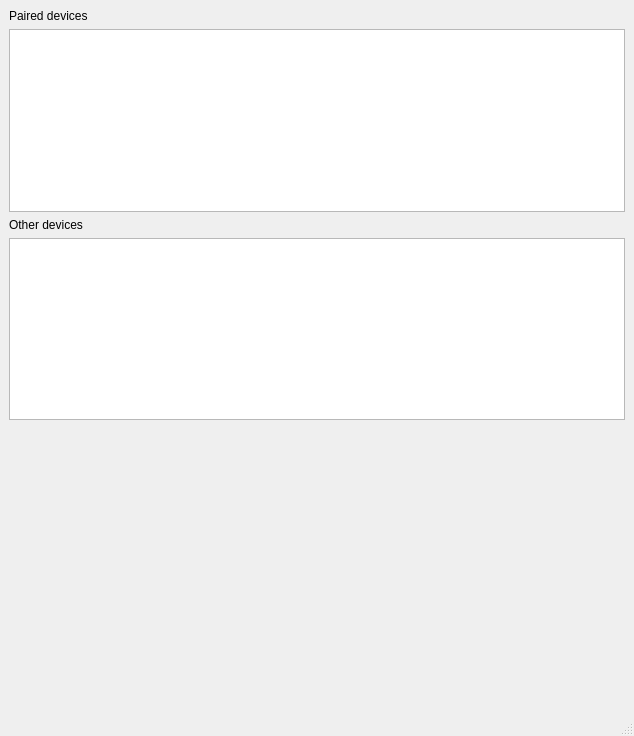
First picture: the form in mainwindow.ui, repository surlykke/partooth, before the edit.
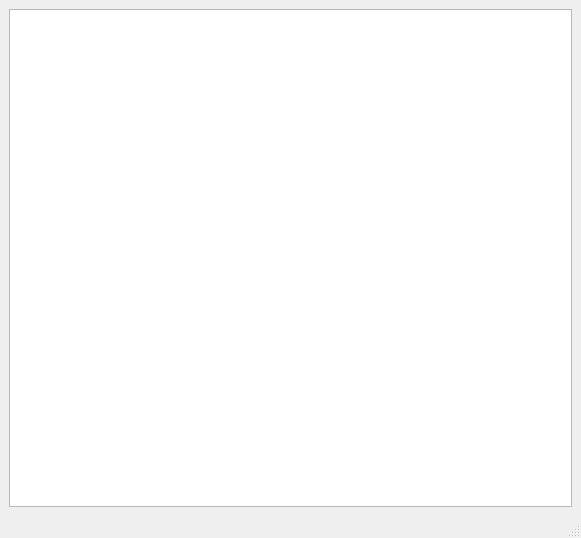
Second picture: the form after the edit.

Commit message: Fold controller logic into DeviceListModel

Patch:
```diff
--- a/mainwindow.ui
+++ b/mainwindow.ui
@@ -6,8 +6,8 @@
    <rect>
     <x>0</x>
     <y>0</y>
-    <width>634</width>
-    <height>736</height>
+    <width>581</width>
+    <height>538</height>
    </rect>
   </property>
   <property name="windowTitle">
@@ -16,37 +16,7 @@
   <widget class="QWidget" name="centralwidget">
    <layout class="QVBoxLayout" name="verticalLayout">
     <item>
-     <widget class="QLabel" name="pairedLabel">
-      <property name="text">
-       <string>Paired devices</string>
-      </property>
-     </widget>
-    </item>
-    <item>
-     <widget class="QListView" name="pairedList"/>
-    </item>
-    <item>
-     <widget class="QLabel" name="otherLabel">
-      <property name="text">
-       <string>Other devices</string>
-      </property>
-     </widget>
-    </item>
-    <item>
-     <widget class="QListView" name="otherList"/>
-    </item>
-    <item>
-     <spacer name="verticalSpacer">
-      <property name="orientation">
-       <enum>Qt::Vertical</enum>
-      </property>
-      <property name="sizeHint" stdset="0">
-       <size>
-        <width>20</width>
-        <height>294</height>
-       </size>
-      </property>
-     </spacer>
+     <widget class="QListView" name="deviceList"/>
     </item>
    </layout>
   </widget>
```
Left out of the diff: 2 changed lines with no effect on the pictures. The commit also changes 7 other files.
